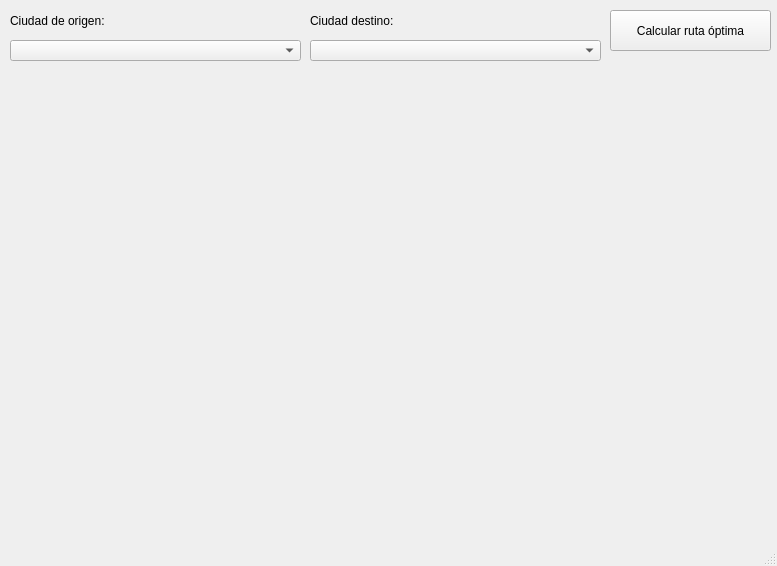
First picture: the form in src/vuelos/mainwindow.ui, repository bmorap/ProyectoEDAI_ReservaDeVuelos, before the edit.
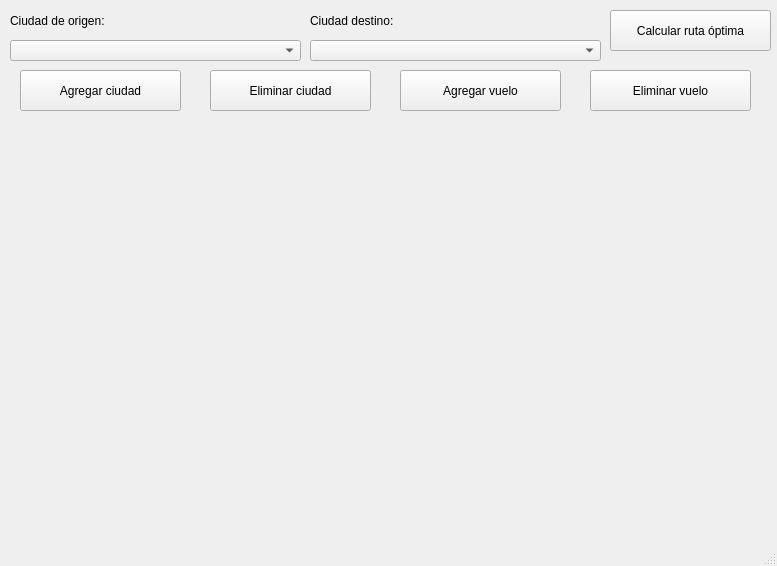
Second picture: the form after the edit.

The edit to the form file:
```diff
--- a/src/vuelos/mainwindow.ui
+++ b/src/vuelos/mainwindow.ui
@@ -21,9 +21,9 @@
     <property name="geometry">
      <rect>
       <x>10</x>
-      <y>70</y>
+      <y>120</y>
       <width>761</width>
-      <height>471</height>
+      <height>401</height>
      </rect>
     </property>
     <property name="text">
@@ -92,6 +92,58 @@
      </rect>
     </property>
    </widget>
+   <widget class="QPushButton" name="button_AgregarCiudad">
+    <property name="geometry">
+     <rect>
+      <x>20</x>
+      <y>70</y>
+      <width>161</width>
+      <height>41</height>
+     </rect>
+    </property>
+    <property name="text">
+     <string>Agregar ciudad</string>
+    </property>
+   </widget>
+   <widget class="QPushButton" name="button_AgregarConexion">
+    <property name="geometry">
+     <rect>
+      <x>400</x>
+      <y>70</y>
+      <width>161</width>
+      <height>41</height>
+     </rect>
+    </property>
+    <property name="text">
+     <string>Agregar vuelo</string>
+    </property>
+   </widget>
+   <widget class="QPushButton" name="button_EliminarCiudad">
+    <property name="geometry">
+     <rect>
+      <x>210</x>
+      <y>70</y>
+      <width>161</width>
+      <height>41</height>
+     </rect>
+    </property>
+    <property name="text">
+     <string>Eliminar ciudad</string>
+    </property>
+   </widget>
+   <widget class="QPushButton" name="button_EliminarVuelo">
+    <property name="geometry">
+     <rect>
+      <x>590</x>
+      <y>70</y>
+      <width>161</width>
+      <height>41</height>
+     </rect>
+    </property>
+    <property name="text">
+     <string>Eliminar vuelo</string>
+    </property>
+   </widget>
   </widget>
   <widget class="QMenuBar" name="menubar">
    <property name="geometry">
```
Left out of the diff: 2 changed lines with no effect on the pictures.
